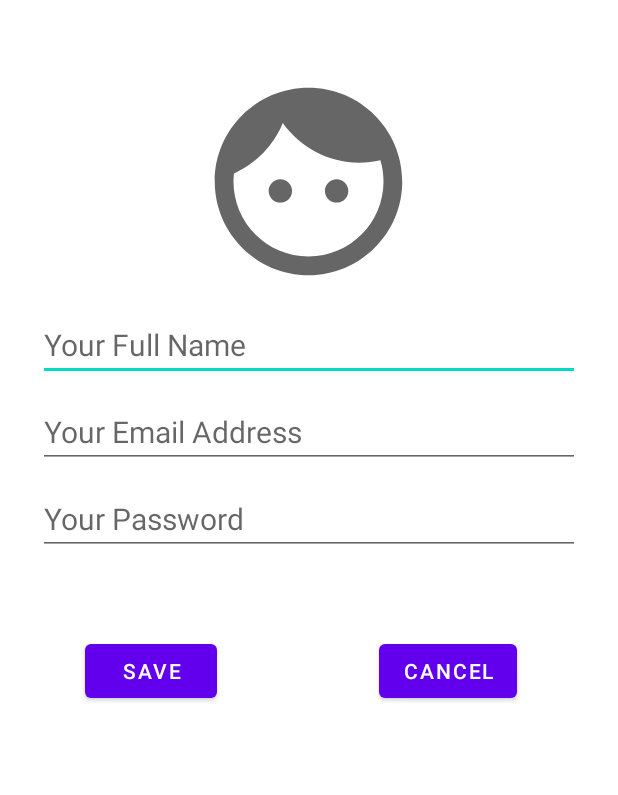
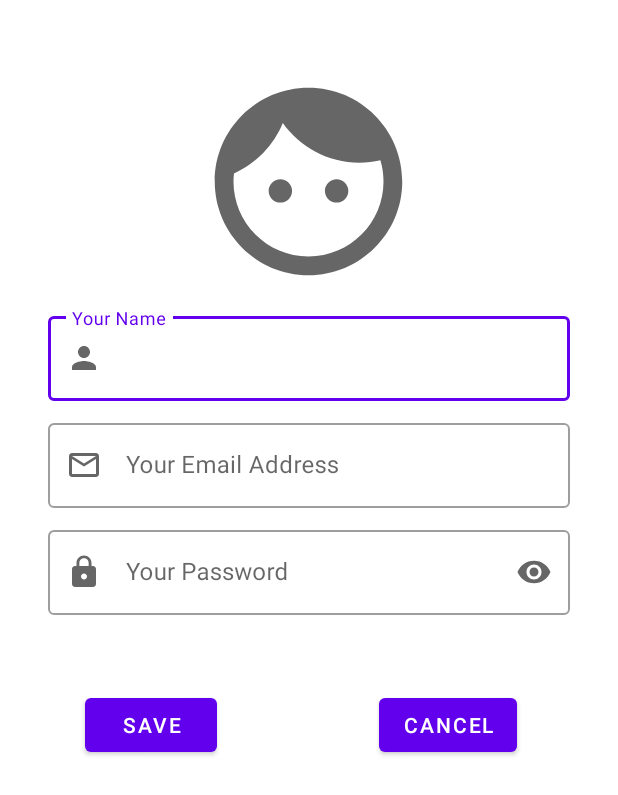
Before and after one commit to noahvogt/mini-project, an Android app: the layout popup.xml on its own in the app's theme, with its tools: preview values and no code run, on a phone screen of 412 x 824 dp. Shown: the top 795 px of the screen. Run offline under Robolectric (Android 15) with nearby library versions, the phone set to English and light mode, and no system bars.

Commit message:
changed input fields to material design

```diff
--- a/app/src/main/java/com/noahvogt/miniprojekt/MainActivity.java
+++ b/app/src/main/java/com/noahvogt/miniprojekt/MainActivity.java
@@ -89,9 +89,9 @@ public class MainActivity extends AppCompatActivity {
     public void createNewEmailDialog(){
         dialogBuilder = new AlertDialog.Builder(this);
         final View emailPopupView = getLayoutInflater().inflate(R.layout.popup, null);
-        newemail_name = (EditText) emailPopupView.findViewById(R.id.newemailpopup_name);
-        newemail_email = (EditText) emailPopupView.findViewById(R.id.newemailpopup_email);
-        newemail_password = (EditText) emailPopupView.findViewById(R.id.newemailpopup_password);
+        newemail_name = (EditText) emailPopupView.findViewById(R.id.popup_material_name_asking_text);
+        newemail_email = (EditText) emailPopupView.findViewById(R.id.popup_material_email_asking_text);
+        newemail_password = (EditText) emailPopupView.findViewById(R.id.popup_material_password_asking_text);
 
         newemail_save_button = (Button) emailPopupView.findViewById(R.id.saveButton);
         newemail_cancel_button = (Button) emailPopupView.findViewById(R.id.cancelButton);
--- /dev/null
+++ b/app/src/main/res/drawable/ic_lock.xml
@@ -0,0 +1,10 @@
+<vector xmlns:android="http://schemas.android.com/apk/res/android"
+    android:width="24dp"
+    android:height="24dp"
+    android:viewportWidth="24"
+    android:viewportHeight="24"
+    android:tint="?attr/colorControlNormal">
+  <path
+      android:fillColor="@android:color/white"
+      android:pathData="M18,8h-1L17,6c0,-2.76 -2.24,-5 -5,-5S7,3.24 7,6v2L6,8c-1.1,0 -2,0.9 -2,2v10c0,1.1 0.9,2 2,2h12c1.1,0 2,-0.9 2,-2L20,10c0,-1.1 -0.9,-2 -2,-2zM12,17c-1.1,0 -2,-0.9 -2,-2s0.9,-2 2,-2 2,0.9 2,2 -0.9,2 -2,2zM15.1,8L8.9,8L8.9,6c0,-1.71 1.39,-3.1 3.1,-3.1 1.71,0 3.1,1.39 3.1,3.1v2z"/>
+</vector>
--- /dev/null
+++ b/app/src/main/res/drawable/ic_mail_outline.xml
@@ -0,0 +1,10 @@
+<vector xmlns:android="http://schemas.android.com/apk/res/android"
+    android:width="24dp"
+    android:height="24dp"
+    android:viewportWidth="24"
+    android:viewportHeight="24"
+    android:tint="?attr/colorControlNormal">
+  <path
+      android:fillColor="@android:color/white"
+      android:pathData="M20,4L4,4c-1.1,0 -1.99,0.9 -1.99,2L2,18c0,1.1 0.9,2 2,2h16c1.1,0 2,-0.9 2,-2L22,6c0,-1.1 -0.9,-2 -2,-2zM20,18L4,18L4,8l8,5 8,-5v10zM12,11L4,6h16l-8,5z"/>
+</vector>
--- /dev/null
+++ b/app/src/main/res/drawable/ic_person.xml
@@ -0,0 +1,10 @@
+<vector xmlns:android="http://schemas.android.com/apk/res/android"
+    android:width="24dp"
+    android:height="24dp"
+    android:viewportWidth="24"
+    android:viewportHeight="24"
+    android:tint="?attr/colorControlNormal">
+  <path
+      android:fillColor="@android:color/white"
+      android:pathData="M12,12c2.21,0 4,-1.79 4,-4s-1.79,-4 -4,-4 -4,1.79 -4,4 1.79,4 4,4zM12,14c-2.67,0 -8,1.34 -8,4v2h16v-2c0,-2.66 -5.33,-4 -8,-4z"/>
+</vector>
--- a/app/src/main/res/layout/popup.xml
+++ b/app/src/main/res/layout/popup.xml
@@ -19,65 +19,7 @@
         app:layout_constraintTop_toTopOf="parent"
         app:layout_constraintVertical_bias="0.068" />
 
-    <EditText
-        android:id="@+id/newemailpopup_name"
-        android:layout_width="0dp"
-        android:layout_height="wrap_content"
 
-        android:layout_marginStart="25dp"
-        android:layout_marginLeft="25dp"
-        android:layout_marginTop="10dp"
-        android:layout_marginEnd="25dp"
-        android:layout_marginRight="25dp"
-
-        android:hint="@string/your_full_name_filler"
-        android:textSize="20sp"
-
-        app:layout_constraintEnd_toEndOf="parent"
-        app:layout_constraintHorizontal_bias="1.0"
-        app:layout_constraintStart_toStartOf="parent"
-        app:layout_constraintTop_toBottomOf="@+id/newlisticon" />
-
-    <EditText
-        android:id="@+id/newemailpopup_email"
-        android:layout_width="0dp"
-        android:layout_height="wrap_content"
-
-
-        android:layout_marginTop="10dp"
-        android:layout_marginEnd="25dp"
-        android:layout_marginRight="25dp"
-        android:layout_marginStart="25dp"
-        android:layout_marginLeft="25dp"
-
-        android:textSize="20sp"
-        android:hint="@string/your_email_address_filler"
-
-        app:layout_constraintEnd_toEndOf="parent"
-        app:layout_constraintHorizontal_bias="0.0"
-        app:layout_constraintStart_toStartOf="parent"
-
-        app:layout_constraintTop_toBottomOf="@+id/newemailpopup_name" />
-
-    <EditText
-        android:id="@+id/newemailpopup_password"
-        android:layout_width="0dp"
-        android:layout_height="wrap_content"
-
-
-        android:layout_marginTop="10dp"
-        android:layout_marginEnd="25dp"
-        android:layout_marginRight="25dp"
-        android:layout_marginStart="25dp"
-        android:layout_marginLeft="25dp"
-
-        android:hint="@string/your_password_filler"
-        android:textSize="20sp"
-        app:layout_constraintEnd_toEndOf="parent"
-
-        app:layout_constraintHorizontal_bias="0.0"
-        app:layout_constraintStart_toStartOf="parent"
-        app:layout_constraintTop_toBottomOf="@+id/newemailpopup_email" />
 
     <Button
         android:id="@+id/saveButton"
@@ -95,7 +37,7 @@
         app:layout_constraintEnd_toEndOf="parent"
         app:layout_constraintHorizontal_bias="0.133"
         app:layout_constraintStart_toStartOf="parent"
-        app:layout_constraintTop_toBottomOf="@+id/newemailpopup_password"
+        app:layout_constraintTop_toBottomOf="@+id/popup_material_password_asking_layout"
         app:layout_constraintVertical_bias="0.105"
         tools:ignore="MissingConstraints" />
 
@@ -114,8 +56,92 @@
         app:layout_constraintEnd_toEndOf="parent"
         app:layout_constraintHorizontal_bias="0.831"
         app:layout_constraintStart_toStartOf="parent"
-        app:layout_constraintTop_toBottomOf="@+id/newemailpopup_password"
+        app:layout_constraintTop_toBottomOf="@+id/popup_material_password_asking_layout"
         app:layout_constraintVertical_bias="0.105"
         tools:ignore="MissingConstraints" />
 
+    <com.google.android.material.textfield.TextInputLayout
+        style="@style/Widget.MaterialComponents.TextInputLayout.OutlinedBox"
+        android:id="@+id/popup_material_name_asking_layout"
+        android:layout_width="match_parent"
+        android:layout_height="wrap_content"
+        android:layout_marginStart="32dp"
+        android:layout_marginLeft="32dp"
+        android:layout_marginTop="9dp"
+        android:layout_marginEnd="32dp"
+        android:layout_marginRight="32dp"
+        android:layout_marginBottom="3dp"
+
+        android:hint="Your Name"
+        app:startIconDrawable="@drawable/ic_person"
+        app:endIconMode="clear_text"
+
+        app:layout_constraintEnd_toEndOf="parent"
+        app:layout_constraintStart_toStartOf="parent"
+        app:layout_constraintTop_toBottomOf="@+id/newlisticon">
+
+        <com.google.android.material.textfield.TextInputEditText
+            android:id="@id/popup_material_name_asking_text"
+            android:layout_width="match_parent"
+            android:layout_height="wrap_content" />
+    </com.google.android.material.textfield.TextInputLayout>
+
+    <com.google.android.material.textfield.TextInputLayout
+        style="@style/Widget.MaterialComponents.TextInputLayout.OutlinedBox"
+        android:id="@+id/popup_material_email_asking_layout"
+        android:layout_width="match_parent"
+        android:layout_height="wrap_content"
+        android:layout_marginStart="32dp"
+        android:layout_marginLeft="32dp"
+        android:layout_marginTop="9dp"
+        android:layout_marginEnd="32dp"
+        android:layout_marginRight="32dp"
+        android:layout_marginBottom="3dp"
+
+        android:hint="Your Email Address"
+        app:startIconDrawable="@drawable/ic_mail_outline"
+        app:endIconMode="clear_text"
+
+        app:layout_constraintEnd_toEndOf="parent"
+        app:layout_constraintStart_toStartOf="parent"
+        app:layout_constraintTop_toBottomOf="@+id/popup_material_name_asking_layout">
+
+        <com.google.android.material.textfield.TextInputEditText
+            android:id="@id/popup_material_email_asking_text"
+
+            android:inputType="textEmailAddress"
+
+            android:layout_width="match_parent"
+            android:layout_height="wrap_content" />
+    </com.google.android.material.textfield.TextInputLayout>
+
+    <com.google.android.material.textfield.TextInputLayout
+        style="@style/Widget.MaterialComponents.TextInputLayout.OutlinedBox"
+        android:id="@+id/popup_material_password_asking_layout"
+        android:layout_width="match_parent"
+        android:layout_height="wrap_content"
+        android:layout_marginStart="32dp"
+        android:layout_marginLeft="32dp"
+        android:layout_marginTop="9dp"
+        android:layout_marginEnd="32dp"
+        android:layout_marginRight="32dp"
+        android:layout_marginBottom="3dp"
+
+        android:hint="Your Password"
+        app:startIconDrawable="@drawable/ic_lock"
+        app:endIconMode="password_toggle"
+
+        app:layout_constraintEnd_toEndOf="parent"
+        app:layout_constraintStart_toStartOf="parent"
+        app:layout_constraintTop_toBottomOf="@+id/popup_material_email_asking_layout">
+
+        <com.google.android.material.textfield.TextInputEditText
+            android:id="@id/popup_material_password_asking_text"
+
+            android:inputType="textPassword"
+
+            android:layout_width="match_parent"
+            android:layout_height="wrap_content" />
+    </com.google.android.material.textfield.TextInputLayout>
+
 </androidx.constraintlayout.widget.ConstraintLayout>
--- /dev/null
+++ b/app/src/main/res/values/ids.xml
@@ -0,0 +1,6 @@
+<?xml version="1.0" encoding="utf-8"?>
+<resources>
+    <item name="popup_material_name_asking_text" type="id" />
+    <item name="popup_material_email_asking_text" type="id" />
+    <item name="popup_material_password_asking_text" type="id" />
+</resources>
```
Also changed, not shown: 1 other file.
